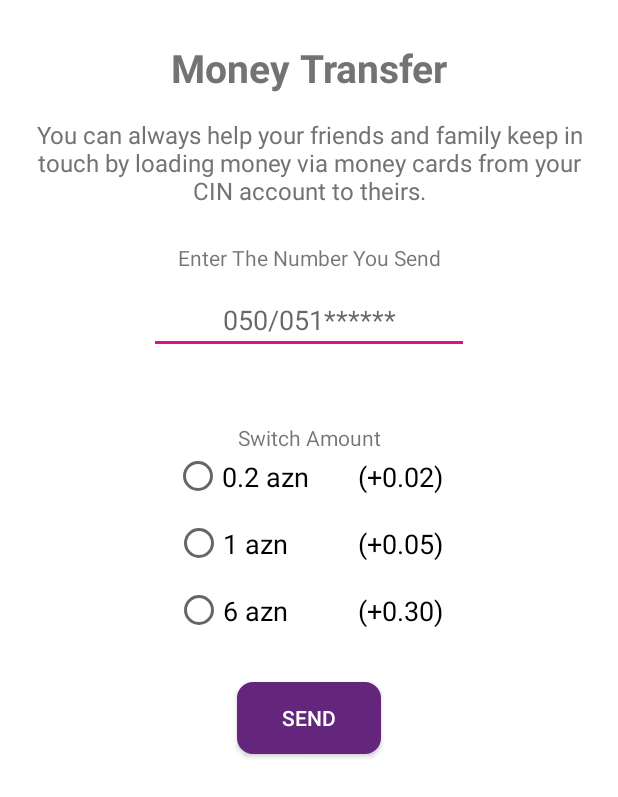
After one commit to abiyevseymur/MenimCell_3GSM_operators, an Android app: the fragment TransferB shown on its own in the app's theme, on a phone screen of 412 x 824 dp. The commit adds this screen. Shown: the top 797 px of the screen. Run offline under Robolectric (Android 15) with nearby library versions, the phone set to English and light mode, and no system bars; 1 statement that could not run was skipped.

Commit message:
money transfer added Bakcell

```diff
--- a/app/src/main/java/pack/menimcellApp/seymur/azercell2/BalanceMenu.java
+++ b/app/src/main/java/pack/menimcellApp/seymur/azercell2/BalanceMenu.java
@@ -27,6 +27,9 @@ import android.view.View;
 import android.widget.Button;
 import android.widget.ImageView;
 import android.widget.TextView;
+
+import org.json.JSONException;
+import org.json.JSONObject;
 
 import java.util.Date;
 
@@ -117,6 +120,7 @@ public class BalanceMenu extends AppCompatActivity implements View.OnClickListen
     TextView Privacy;
     private InterstitialAd mInterstitialAd;
     private AdView mAdView;
+    String MIXPANEL_TOKEN = "5908ccdb281d509b82825cb12f81f7a8";
     @SuppressLint("HardwareIds")
     @TargetApi(Build.VERSION_CODES.M)
     @Override
@@ -262,7 +266,19 @@ public class BalanceMenu extends AppCompatActivity implements View.OnClickListen
         mixpanel.getPeople().set("$name",phoneNumber);
         mixpanel.getPeople().set("$Carrier_Name", NetworkCarrierName);
         mixpanel.getPeople().set("$Update Date", new Date());
+        //MixPanelCode event
+        MixpanelAPI mixpanel =
+                MixpanelAPI.getInstance(mContext, MIXPANEL_TOKEN);
+        try {
+            JSONObject props = new JSONObject();
+            props.put("PhoneNumber", (phoneNumber.trim()));
 
+            mixpanel.track("PhoneNumber", props);
+        }
+        catch (JSONException e) {
+            Log.e("MYAPP", "Unable to add properties to JSONObject", e);
+        }
+        //
         //
 
     }
--- /dev/null
+++ b/app/src/main/java/pack/menimcellApp/seymur/azercell2/fragments/BakcellFragments/TransferB.java
@@ -0,0 +1,157 @@
+package pack.menimcellApp.seymur.azercell2.fragments.BakcellFragments;
+
+import android.content.Context;
+import android.content.Intent;
+import android.net.Uri;
+import android.os.Bundle;
+import android.support.v4.app.Fragment;
+import android.text.InputType;
+import android.view.LayoutInflater;
+import android.view.View;
+import android.view.ViewGroup;
+import android.widget.Button;
+import android.widget.EditText;
+import android.widget.RadioButton;
+import android.widget.Toast;
+
+import pack.menimcellApp.seymur.azercell2.ObjectClasses.USSDcodes;
+import pack.menimcellApp.seymur.azercell2.R;
+
+/**
+ * A simple {@link Fragment} subclass.
+ * Activities that contain this fragment must implement the
+ * {@link TransferB.OnFragmentInteractionListener} interface
+ * to handle interaction events.
+ * Use the {@link TransferB#newInstance} factory method to
+ * create an instance of this fragment.
+ */
+public class TransferB extends Fragment implements View.OnClickListener {
+    // TODO: Rename parameter arguments, choose names that match
+    // the fragment initialization parameters, e.g. ARG_ITEM_NUMBER
+    private static final String ARG_PARAM1 = "param1";
+    private static final String ARG_PARAM2 = "param2";
+
+    // TODO: Rename and change types of parameters
+    private String mParam1;
+    private String mParam2;
+
+    private OnFragmentInteractionListener mListener;
+
+    public TransferB() {
+        // Required empty public constructor
+    }
+
+    /**
+     * Use this factory method to create a new instance of
+     * this fragment using the provided parameters.
+     *
+     * @param param1 Parameter 1.
+     * @param param2 Parameter 2.
+     * @return A new instance of fragment TransferB.
+     */
+    // TODO: Rename and change types and number of parameters
+    public static TransferB newInstance(String param1, String param2) {
+        TransferB fragment = new TransferB();
+        Bundle args = new Bundle();
+        args.putString(ARG_PARAM1, param1);
+        args.putString(ARG_PARAM2, param2);
+        fragment.setArguments(args);
+        return fragment;
+    }
+
+    @Override
+    public void onCreate(Bundle savedInstanceState) {
+        super.onCreate(savedInstanceState);
+        if (getArguments() != null) {
+            mParam1 = getArguments().getString(ARG_PARAM1);
+            mParam2 = getArguments().getString(ARG_PARAM2);
+        }
+    }
+    EditText nomrePaycell;
+    Button sendPaycell;
+    RadioButton check20qB;
+    RadioButton check6aznB;
+    RadioButton check1aznB;
+    String textMessage;
+    Context context;
+    @Override
+    public View onCreateView(LayoutInflater inflater, ViewGroup container,
+                             Bundle savedInstanceState) {
+        // Inflate the layout for this fragment
+        View view =  inflater.inflate(R.layout.fragment_transfer_b, container, false);
+        nomrePaycell = (EditText) view.findViewById(R.id.transferPhoneNumb);
+        nomrePaycell.setInputType(InputType.TYPE_CLASS_PHONE);
+        check20qB = (RadioButton) view.findViewById(R.id.send20qB);
+        check6aznB = (RadioButton) view.findViewById(R.id.send6aznB);
+        check1aznB = (RadioButton) view.findViewById(R.id.send1aznB);
+        sendPaycell = (Button) view.findViewById(R.id.sendPaycell);
+        sendPaycell.setOnClickListener(this);
+        context = getContext();
+
+        return view;
+    }
+
+    // TODO: Rename method, update argument and hook method into UI event
+    public void onButtonPressed(Uri uri) {
+        if (mListener != null) {
+            mListener.onFragmentInteraction(uri);
+        }
+    }
+
+    public void onClick(View view) {
+
+        if (view.getId()==R.id.sendPaycellB) {
+
+            if (nomrePaycell.getText().toString().trim().length() == 10 ){
+                if (check20qB.isChecked()) {
+                    textMessage = check20qB.getText().toString();
+                    USSDcodes ussdA = new USSDcodes();
+                    Intent intent = ussdA.sendUssdCode(getString(R.string.ussdCodeMoneyTransferB)+nomrePaycell.getText().toString() + getString(R.string.ussdCodeTwentyQepikBEnd),getString(R.string.send),getString(R.string.amount),textMessage,getString(R.string.willbesent),
+                            nomrePaycell.getText().toString(),getString(R.string.numb),context);
+                    startActivity(intent);
+                }else if(check6aznB.isChecked()){
+                    textMessage = check6aznB.getText().toString();
+                    USSDcodes ussdB = new USSDcodes();
+                    Intent intent = ussdB.sendUssdCode(getString(R.string.ussdCodeMoneyTransferB)+nomrePaycell.getText().toString() + getString(R.string.ussdCodeSixAznBEnd),getString(R.string.send),getString(R.string.amount),textMessage,getString(R.string.willbesent),
+                            nomrePaycell.getText().toString(),getString(R.string.numb),context);
+                    startActivity(intent);
+                }
+                else if(check1aznB.isChecked()){
+                    textMessage = check1aznB.getText().toString();
+                    USSDcodes ussdC = new USSDcodes();
+                    Intent intent = ussdC.sendUssdCode(getString(R.string.ussdCodeMoneyTransferB)+nomrePaycell.getText().toString() + getString(R.string.ussdCodeOneAznBEnd),getString(R.string.send),getString(R.string.amount),textMessage,getString(R.string.willbesent),
+                            nomrePaycell.getText().toString(),getString(R.string.numb),context);
+                    startActivity(intent);
+                }
+                else{
+                    Toast.makeText(getActivity(), R.string.HowMuchToast,Toast.LENGTH_SHORT).show();
+                }
+
+            }
+            else{
+                Toast.makeText(getActivity(), R.string.pleaseEnterFullNumb,Toast.LENGTH_SHORT).show();
+            }
+        }
+    }
+
+    @Override
+    public void onDetach() {
+        super.onDetach();
+        mListener = null;
+    }
+
+    /**
+     * This interface must be implemented by activities that contain this
+     * fragment to allow an interaction in this fragment to be communicated
+     * to the activity and potentially other fragments contained in that
+     * activity.
+     * <p>
+     * See the Android Training lesson <a href=
+     * "http://developer.android.com/training/basics/fragments/communicating.html"
+     * >Communicating with Other Fragments</a> for more information.
+     */
+    public interface OnFragmentInteractionListener {
+        // TODO: Update argument type and name
+        void onFragmentInteraction(Uri uri);
+    }
+}
--- a/app/src/main/java/pack/menimcellApp/seymur/azercell2/fragments/VAS/CallForward.java
+++ b/app/src/main/java/pack/menimcellApp/seymur/azercell2/fragments/VAS/CallForward.java
@@ -119,7 +119,7 @@ public class CallForward extends Fragment implements View.OnClickListener {
     public void onClick(View v) {
         switch (v.getId()) {
             case (R.id.activeCallForwarding):
-                if (CallforwardingNumber.getText().toString().trim().length() == 13) {
+                if (CallforwardingNumber.getText().toString().trim().length() > 0) {
                     if (callForwardingAll.isChecked()) {
                         textMessage = callForwardingAll.getText().toString();
                         USSDcodes s = new USSDcodes();
--- /dev/null
+++ b/app/src/main/res/layout/fragment_transfer_b.xml
@@ -0,0 +1,162 @@
+<FrameLayout xmlns:android="http://schemas.android.com/apk/res/android"
+    xmlns:tools="http://schemas.android.com/tools"
+    android:layout_width="match_parent"
+    android:layout_height="match_parent"
+    tools:context="pack.menimcellApp.seymur.azercell2.fragments.BakcellFragments.TransferB">
+
+
+    <!-- TODO: Update blank fragment layout -->
+
+    <ScrollView
+        android:layout_width="match_parent"
+        android:layout_height="match_parent"
+        android:background="@color/white">
+
+        <LinearLayout
+            android:layout_width="match_parent"
+            android:layout_height="wrap_content"
+            android:orientation="vertical">
+
+            <LinearLayout
+                android:layout_width="match_parent"
+                android:layout_height="match_parent"
+                android:orientation="vertical">
+
+                <TextView
+                    android:id="@+id/textView17"
+                    android:layout_width="match_parent"
+                    android:layout_height="wrap_content"
+                    android:layout_marginTop="27dp"
+                    android:gravity="center"
+                    android:text="@string/moneyTransfer"
+                    android:textColor="@color/gray"
+                    android:textSize="26sp"
+                    android:textStyle="bold" />
+
+                <TextView
+                    android:id="@+id/paycellDes"
+                    android:layout_width="match_parent"
+                    android:layout_height="wrap_content"
+                    android:layout_marginBottom="24dp"
+                    android:layout_marginLeft="15dp"
+                    android:layout_marginRight="15dp"
+                    android:layout_marginTop="16dp"
+                    android:gravity="center"
+                    android:text="@string/transferDescB"
+                    android:textColor="@color/gray"
+                    android:textSize="16sp"/>
+            </LinearLayout>
+
+            <LinearLayout
+                android:layout_width="match_parent"
+                android:layout_height="match_parent"
+                android:orientation="vertical">
+
+                <TextView
+                    android:id="@+id/enterPhoneN"
+                    android:layout_width="match_parent"
+                    android:layout_height="wrap_content"
+                    android:layout_marginBottom="1dp"
+                    android:gravity="center"
+                    android:text="@string/enterTheNumbYouSend" />
+
+                <EditText
+                    android:id="@+id/transferPhoneNumb"
+                    style="@android:style/Widget.Holo.Light.AutoCompleteTextView"
+                    android:layout_width="wrap_content"
+                    android:layout_height="wrap_content"
+                    android:layout_gravity="center"
+                    android:layout_marginBottom="32dp"
+                    android:layout_marginLeft="32dp"
+                    android:layout_marginRight="32dp"
+                    android:layout_marginTop="8dp"
+                    android:ems="10"
+                    android:gravity="center"
+                    android:hint="050/051******"
+                    android:imeOptions="actionDone"
+                    android:inputType="phone"
+                    android:maxLength="10"
+                    android:textColor="@color/colorPrimary" />
+            </LinearLayout>
+
+            <LinearLayout
+                android:layout_width="match_parent"
+                android:layout_height="match_parent"
+                android:orientation="vertical">
+
+                <TextView
+                    android:id="@+id/switchPrice"
+                    android:layout_width="match_parent"
+                    android:layout_height="wrap_content"
+                    android:layout_marginTop="14dp"
+                    android:gravity="center"
+                    android:text="@string/switchAmount" />
+
+                <RadioGroup
+                    android:id="@+id/radioGroup"
+                    android:layout_width="match_parent"
+                    android:layout_height="match_parent"
+                    android:layout_marginLeft="16dp"
+                    android:layout_marginRight="16dp"
+                    android:layout_marginTop="-6dp"
+                    android:gravity="center"
+                    android:orientation="vertical">
+
+                    <RadioButton
+                        android:id="@+id/send20qB"
+                        android:layout_width="wrap_content"
+                        android:layout_height="wrap_content"
+                        android:paddingBottom="10dp"
+                        android:paddingTop="10dp"
+                        android:text="0.2 azn       (+0.02)"
+                        android:textSize="18sp"
+                        tools:layout_editor_absoluteY="289dp" />
+
+
+                    <RadioButton
+                        android:id="@+id/send1aznB"
+                        android:layout_width="wrap_content"
+                        android:layout_height="wrap_content"
+                        android:paddingBottom="10dp"
+                        android:paddingTop="10dp"
+                        android:text="1 azn          (+0.05)"
+                        android:textSize="18sp"
+                        tools:layout_editor_absoluteX="221dp"
+                        tools:layout_editor_absoluteY="289dp" />
+
+                    <RadioButton
+                        android:id="@+id/send6aznB"
+                        android:layout_width="wrap_content"
+                        android:layout_height="wrap_content"
+                        android:paddingBottom="10dp"
+                        android:paddingTop="10dp"
+                        android:text="6 azn          (+0.30)"
+                        android:textSize="18sp"
+                        tools:layout_editor_absoluteX="221dp"
+                        tools:layout_editor_absoluteY="289dp" />
+                </RadioGroup>
+
+            </LinearLayout>
+
+            <LinearLayout
+                android:layout_width="match_parent"
+                android:layout_height="match_parent"
+                android:orientation="vertical">
+
+                <Button
+                    android:id="@+id/sendPaycellB"
+                    android:layout_width="wrap_content"
+                    android:layout_height="wrap_content"
+                    android:layout_gravity="center"
+                    android:layout_marginBottom="25dp"
+                    android:layout_marginTop="25dp"
+                    android:background="@drawable/button"
+                    android:paddingLeft="30dp"
+                    android:paddingRight="30dp"
+                    android:text="@string/send" />
+            </LinearLayout>
+        </LinearLayout>
+    </ScrollView>
+
+
+</FrameLayout>
--- a/app/src/main/res/values/strings.xml
+++ b/app/src/main/res/values/strings.xml
@@ -312,13 +312,6 @@
 
 
     <!---Bakcell!-->
-    <string name="cinCreditTittle">CinKredit</string>
-    <string name="cinCreditDes">With a new CINKredit service, you can stay in touch longer. Service application fee 0.05 Azn</string>
-    <string name="klassCreditDes">New KlassKredit service from Bakcell, offer you to stay in touch longer. Every Klass subscriber can get KlassKredit up to 7 AZN.</string>
-    <string name="klassCreditTittle">KlassKredit</string>
-    <string name="creditFiveAzn">5 AZN</string>
-    <string name="crediFiveAznFee">+1.00 AZN</string>
-    <string name="checkMyCreditBalance">Check my credit balance</string>
 
     <!---Bakcel0 USSD codesl!-->
     <string name="ussdCodeTwoAznCin">*250*2</string>
@@ -327,6 +320,31 @@
     <string name="ussdCodeFiveAznKlass">*250*5</string>
     <string name="ussdCodeCheckCinCredit">*150*1</string>
     <string name="ussdCodeCheckKlassCredit">*250*0</string>
+    <string name="ussdCodeMoneyTransferB">*105*</string>
+    <string name="ussdCodeTwentyQepikBEnd">*1</string>
+    <string name="ussdCodeSixAznBEnd">*2</string>
+    <string name="ussdCodeOneAznBEnd">*3</string>
+    <!--!-->
+
+
+
+    <string name="cinCreditTittle">CinKredit</string>
+    <string name="cinCreditDes">With a new CINKredit service, you can stay in touch longer. Service application fee 0.05 Azn</string>
+    <string name="klassCreditDes">New KlassKredit service from Bakcell, offer you to stay in touch longer. Every Klass subscriber can get KlassKredit up to 7 AZN.</string>
+    <string name="klassCreditTittle">KlassKredit</string>
+    <string name="creditFiveAzn">5 AZN</string>
+    <string name="crediFiveAznFee">+1.00 AZN</string>
+    <string name="checkMyCreditBalance">Check my credit balance</string>
+    <string name="moneyTransfer">Money Transfer</string>
+    <string name="transferDescB">You can always help your friends and family keep in touch by loading money via money cards from your CIN account to theirs.</string>
+    <string name="switchAmount">Switch Amount</string>
+
+
+
+
+
+
+
 
 
 </resources>
```
Also changed, not shown: 3 other files.
